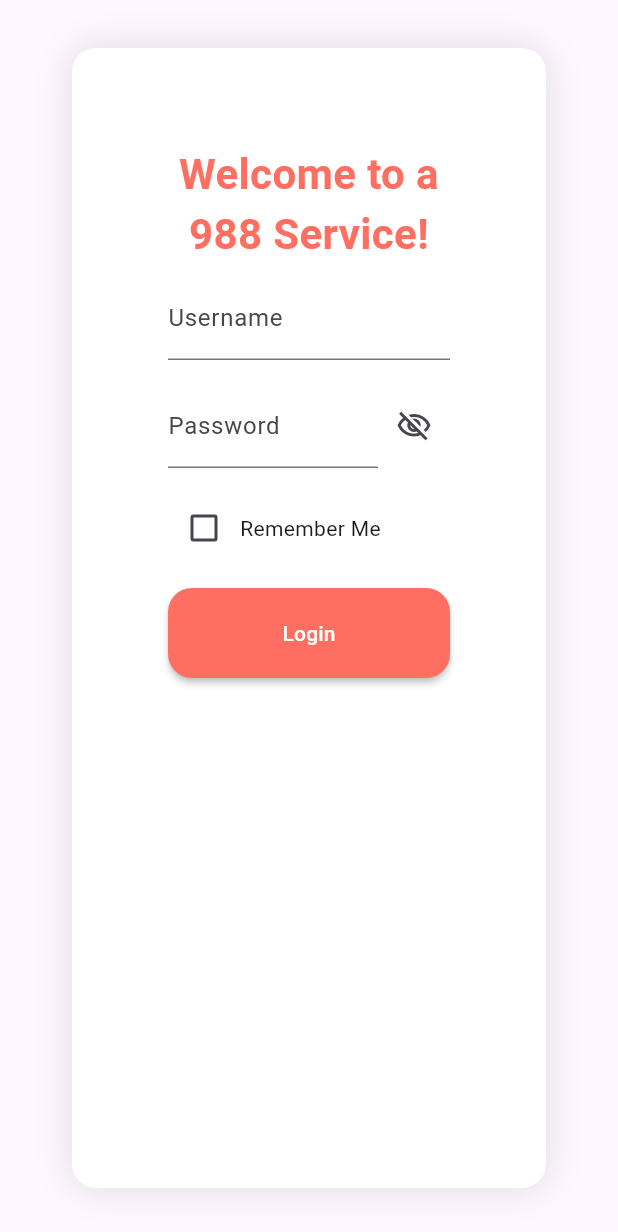
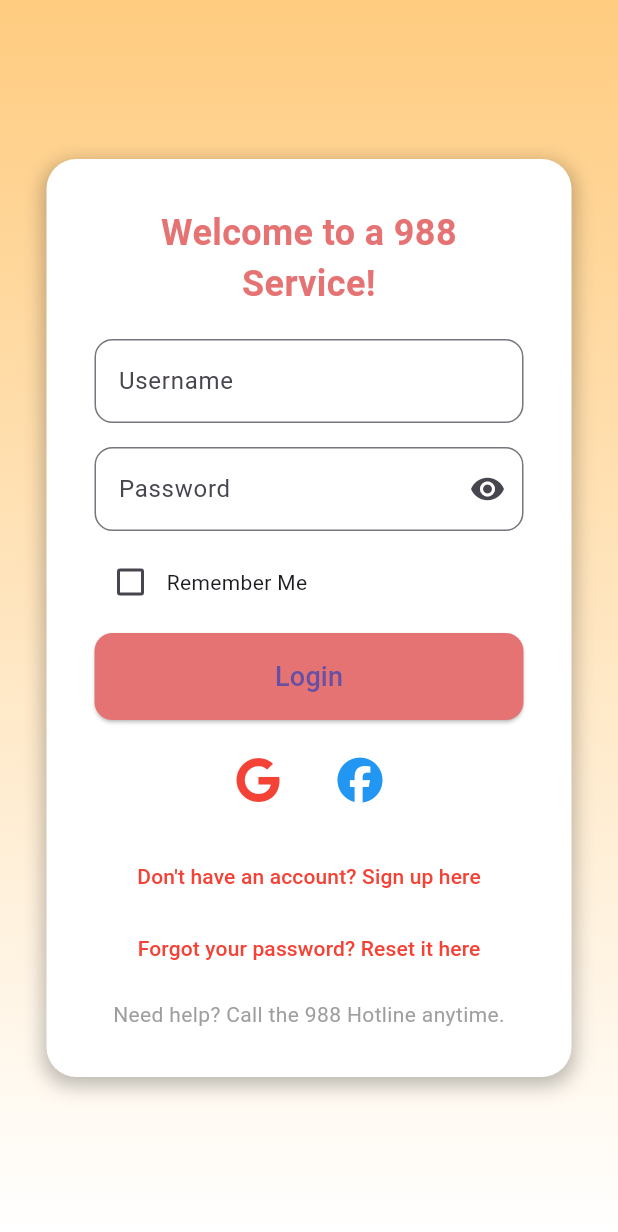
Before and after one commit to Ananypratap007/SOBA_Spring2025, a Flutter app: the screen it shows after launch, on a phone screen of 412 x 824 dp. Shown: the top 1232 px of the screen. Run offline on Flutter 3.47's test engine with Material 3 defaults, Android fonts, the light colour scheme and no system bars; our stand-ins replace font_awesome_flutter, go_router.

Commit message:
Class results

```diff
--- a/soba_app/lib/domain/routes_and_state.dart
+++ b/soba_app/lib/domain/routes_and_state.dart
@@ -2,30 +2,59 @@ import 'package:flutter/material.dart';
 import 'package:go_router/go_router.dart';
 import 'package:soba_app/bottom_nav_screen.dart';
 import 'package:soba_app/checkin/checkin_screen.dart';
+import 'package:soba_app/domain/profile_model.dart';
 import 'package:soba_app/home/home_screen.dart';
-import 'package:soba_app/login.dart';
+import 'package:soba_app/login/login_screen.dart';
+import 'package:soba_app/profile/profile_presenter.dart';
 import 'package:soba_app/profile/profile_screen.dart';
 
-bool _isLoggedIn = false;
+bool _ifLoggedIn = false;
+final ProfileModel _currentUser = dummyUsers[0];
 
 final GoRouter router = GoRouter(
+  initialLocation: '/',
   routes: <RouteBase>[
     GoRoute(
+      path: '/login',
+      builder: (BuildContext context, GoRouterState state) {
+        return LoginPage(
+          onLoggedIn: () {
+            _ifLoggedIn = true;
+            context.go('/');
+          },
+        );
+      },
+    ),
+    GoRoute(
       path: '/',
+      builder: (BuildContext context, GoRouterState state) => PageWithBottomNav(
+        child: HomeScreen(),
+      ),
+    ),
+    GoRoute(
+      path: '/profile',
+      builder: (BuildContext context, GoRouterState state) {
+        return PageWithBottomNav(
+          child: ProfileScreen(
+            presenter: ProfilePresenter(currentUser: _currentUser),
+          ),
+        );
+      },
+    ),
+    GoRoute(
+      path: '/checkin',
       builder: (BuildContext context, GoRouterState state) {
         return HomeScreen();
       },
-      routes: <RouteBase>[
-        GoRoute(
-          path: 'map',
-          builder: (BuildContext context, GoRouterState state) {
-            return PageWithBottomNav(
-              child: Placeholder(),
-            );
-          },
-        ),
-        GoRoute(
-          path: 'profile',
+    ),
+  ],
+  // This is where we will handle the login - check if the user is logged in
+  // and redirect if not.
+  redirect: (state, goRouterState) => _ifLoggedIn ? null : '/login',
+);
+
+/*
+          path: '/profile',
           builder: (BuildContext context, GoRouterState state) {
             return PageWithBottomNav(
               child: ProfileScreen(),
@@ -56,3 +85,4 @@ final GoRouter router = GoRouter(
   // and redirect if not.
   redirect: (state, goRouterState) => !_isLoggedIn ? '/login' : null,
 );
+*/
--- /dev/null
+++ b/soba_app/lib/login/login_screen.dart
@@ -0,0 +1,199 @@
+import 'package:flutter/material.dart';
+import 'package:font_awesome_flutter/font_awesome_flutter.dart';
+//import 'package:soba_app/main_page.dart';
+
+class LoginPage extends StatefulWidget {
+  const LoginPage({super.key, this.onLoggedIn});
+
+  final VoidCallback? onLoggedIn;
+  @override
+  State<LoginPage> createState() => _LoginPageState();
+}
+
+class _LoginPageState extends State<LoginPage> {
+  late final TextEditingController _usernameController;
+  late final TextEditingController _passwordController;
+  bool _isPasswordObscured = true;
+  bool _isRememberMeOn = false;
+
+  @override
+  void initState() {
+    super.initState();
+    _usernameController = TextEditingController();
+    _passwordController = TextEditingController();
+  }
+
+  @override
+  void dispose() {
+    _usernameController.dispose();
+    _passwordController.dispose();
+    super.dispose();
+  }
+
+  @override
+  Widget build(BuildContext context) {
+    return Scaffold(
+      body: Container(
+        decoration: BoxDecoration(
+          gradient: LinearGradient(
+            colors: [Colors.orange.shade200, Colors.white],
+            begin: Alignment.topCenter,
+            end: Alignment.bottomCenter,
+          ),
+        ),
+        child: Center(
+          child: Container(
+            width: 350,
+            padding: const EdgeInsets.all(32),
+            decoration: BoxDecoration(
+              color: Colors.white,
+              borderRadius: BorderRadius.circular(20),
+              boxShadow: [
+                BoxShadow(
+                  color: Colors.black26,
+                  blurRadius: 10,
+                  spreadRadius: 2,
+                  offset: const Offset(0, 4),
+                ),
+              ],
+            ),
+            child: SingleChildScrollView(
+              child: Column(
+                mainAxisSize: MainAxisSize.min,
+                crossAxisAlignment: CrossAxisAlignment.stretch,
+                children: [
+                  // Welcome Text
+                  Text(
+                    'Welcome to a 988 Service!',
+                    textAlign: TextAlign.center,
+                    style: TextStyle(
+                      fontSize: 24,
+                      fontWeight: FontWeight.bold,
+                      color: Colors.red.shade300,
+                    ),
+                  ),
+                  const SizedBox(height: 20),
+
+                  // Username TextField
+                  TextField(
+                    controller: _usernameController,
+                    decoration: InputDecoration(
+                      labelText: 'Username',
+                      border: OutlineInputBorder(
+                        borderRadius: BorderRadius.circular(12),
+                      ),
+                    ),
+                  ),
+                  const SizedBox(height: 16),
+
+                  // Password TextField
+                  TextField(
+                    controller: _passwordController,
+                    obscureText: _isPasswordObscured,
+                    decoration: InputDecoration(
+                      labelText: 'Password',
+                      border: OutlineInputBorder(
+                        borderRadius: BorderRadius.circular(12),
+                      ),
+                      suffixIcon: IconButton(
+                        icon: Icon(_isPasswordObscured ? Icons.visibility : Icons.visibility_off),
+                        onPressed: () {
+                          setState(() {
+                            _isPasswordObscured = !_isPasswordObscured;
+                          });
+                        },
+                      ),
+                    ),
+                  ),
+                  const SizedBox(height: 10),
+
+                  // Remember Me Checkbox
+                  Row(
+                    children: [
+                      Checkbox(
+                        value: _isRememberMeOn,
+                        onChanged: (value) {
+                          setState(() {
+                            _isRememberMeOn = value!;
+                          });
+                        },
+                      ),
+                      const Text('Remember Me'),
+                    ],
+                  ),
+                  const SizedBox(height: 10),
+
+                  // Login Button
+                  ElevatedButton(
+                    onPressed: widget.onLoggedIn,
+                    style: ElevatedButton.styleFrom(
+                      backgroundColor: Colors.red.shade300,
+                      padding: const EdgeInsets.symmetric(vertical: 16),
+                      shape: RoundedRectangleBorder(
+                        borderRadius: BorderRadius.circular(12),
+                      ),
+                    ),
+                    child: const Text(
+                      'Login',
+                      style: TextStyle(fontSize: 18),
+                    ),
+                  ),
+                  const SizedBox(height: 16),
+
+                  // Social Login Buttons
+                  Row(
+                    mainAxisAlignment: MainAxisAlignment.center,
+                    children: [
+                      IconButton(
+                        onPressed: () {
+                          print('Google Login');
+                        },
+                        icon: const FaIcon(FontAwesomeIcons.google, color: Colors.red, size: 30),
+                      ),
+                      const SizedBox(width: 20),
+                      IconButton(
+                        onPressed: () {
+                          print('Facebook Login');
+                        },
+                        icon: const FaIcon(FontAwesomeIcons.facebook, color: Colors.blue, size: 30),
+                      ),
+                    ],
+                  ),
+                  const SizedBox(height: 16),
+
+                  // Signup and Forgot Password Links
+                  TextButton(
+                    onPressed: () {
+                      print('Navigate to Sign Up');
+                    },
+                    child: const Text(
+                      "Don't have an account? Sign up here",
+                      style: TextStyle(color: Colors.red),
+                    ),
+                  ),
+                  TextButton(
+                    onPressed: () {
+                      print('Navigate to Reset Password');
+                    },
+                    child: const Text(
+                      "Forgot your password? Reset it here",
+                      style: TextStyle(color: Colors.red),
+                    ),
+                  ),
+
+                  // Help Text
+                  const SizedBox(height: 10),
+                  const Text(
+                    "Need help? Call the 988 Hotline anytime.",
+                    textAlign: TextAlign.center,
+                    style: TextStyle(color: Colors.grey),
+                  ),
+                ],
+              ),
+            ),
+          ),
+        ),
+      ),
+    );
+  }
+}
```
Also changed, not shown: soba_app/lib/domain/profile_model.dart (added, +36 -0 lines), soba_app/lib/profile/profile_presenter.dart (added, +45 -0 lines), soba_app/lib/profile/profile_screen.dart (+7 -1 lines), soba_app/pubspec.lock, soba_app/pubspec.yaml (line endings or trailing spaces).
